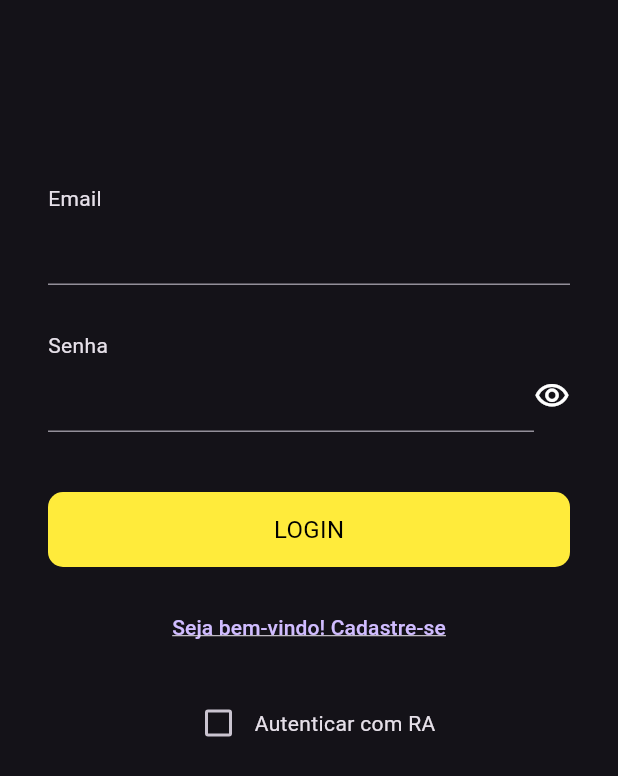
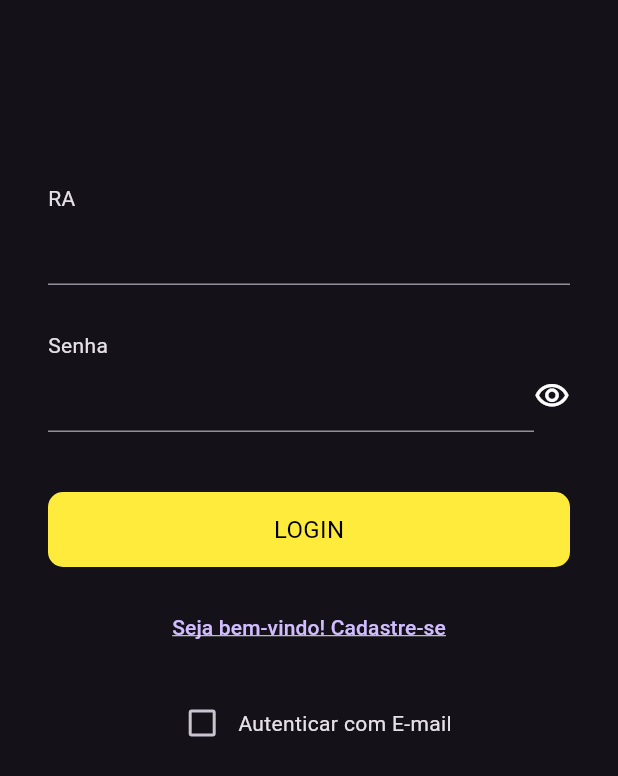
Before and after one commit to utfpr/carona-front, a Flutter app: the screen it shows after launch, on a phone screen of 412 x 824 dp. Shown: the top 776 px of the screen. Run offline on Flutter 3.47's test engine with Material 3 defaults, Android fonts, the phone set to English and light mode, and no system bars; missing offline and left inert: multiselect_formfield; accounts and stored records are empty.

Commit message:
feat: begin RA Auth

```diff
--- a/caronafront/lib/Pages/AuthUser.dart
+++ b/caronafront/lib/Pages/AuthUser.dart
@@ -1,6 +1,7 @@
 import 'package:caronafront/Pages/Racepage.dart';
 import 'package:caronafront/Pages/RegisterUser.dart';
 import 'package:caronafront/Pages/widget/ButtonBar.dart';
+import 'package:caronafront/Pages/widget/CheckText.dart';
 import 'package:caronafront/Pages/widget/TextformFieldAuthRegister.dart';
 import 'package:caronafront/Pages/widget/TextformFieldAuthRegisterPassword.dart';
 import 'package:caronafront/model/Provider/UpdateProviderText.dart';
@@ -95,7 +96,7 @@ class _MyWidgetState extends State<AuthUser> {
           "Seja bem-vindo! Cadastre-se",
           style: TextStyle(decoration: TextDecoration.underline),
         ));
-    final provider=Provider.of<UpdateProviderText>(context);
+    final provider = Provider.of<UpdateProviderText>(context);
     return Scaffold(
         body: Padding(
             padding: EdgeInsets.all(32),
@@ -109,7 +110,7 @@ class _MyWidgetState extends State<AuthUser> {
                   ),
                   TextFormFieldAuthRegister(
                       tipo: TextInputType.emailAddress,
-                      validate: (provider.check == false)
+                      validate: (provider.check == true)
                           ? validatoremail
                           : validatera,
                       legend: provider.campovalidate,
@@ -118,16 +119,16 @@ class _MyWidgetState extends State<AuthUser> {
                     height: 20,
                   ),
                   TextFormFieldAuthRegisterPassword(
-                        number: 0,
-                        tipo: TextInputType.name,
-                        validate: validatorpassword,
-                        legend: "Senha",
-                        controller: senha_text),
+                      number: 0,
+                      tipo: TextInputType.name,
+                      validate: validatorpassword,
+                      legend: "Senha",
+                      controller: senha_text),
                   SizedBox(
                     height: 40,
                   ),
                   GestureDetector(
-                    onTap: (provider.check == false)
+                    onTap: (provider.check == true)
                         ? () => authemail(ra_email.text, senha_text.text, key)
                         : () => authra(ra_email.text, senha_text.text, key),
                     child: ButtonBarNew(
@@ -143,23 +144,8 @@ class _MyWidgetState extends State<AuthUser> {
                   SizedBox(
                     height: 20,
                   ),
-                  Row(
-                    mainAxisAlignment: MainAxisAlignment.center,
-                    crossAxisAlignment: CrossAxisAlignment.center,
-                    children: [
-                      Checkbox(
-                          activeColor: Colors.white,
-                          value: provider.check,
-                          onChanged: (value) {
-                            if (value == true) {
-                              provider.setcampo("RA");
-                            } else {
-                              provider.setcampo("E-mail");
-                            }
-                          }),
-                      Text("Autenticar com RA")
-                    ],
-                  )
+                  CheckText(
+                      proverider: provider, legend: "Autenticar com E-mail")
                 ],
               ),
             )));
--- a/caronafront/lib/Pages/Raceregister.dart
+++ b/caronafront/lib/Pages/Raceregister.dart
@@ -1,4 +1,4 @@
-import 'package:caronafront/Pages/AuthUser.dart';
+
 import 'package:caronafront/Pages/CarHomePage.dart';
 import 'package:caronafront/Pages/HistoricPage.dart';
 import 'package:caronafront/Pages/Profile.dart';
@@ -20,7 +20,6 @@ import 'package:caronafront/servicos/APIservicesRace.dart';
 import 'package:caronafront/servicos/APIservicosCar.dart';
 import 'package:caronafront/servicos/APIsetvicosUser.dart';
 import 'package:flutter/material.dart';
-import 'package:http/http.dart';
 import 'package:provider/provider.dart';
 
 import '../model/Racemodel.dart';
--- /dev/null
+++ b/caronafront/lib/Pages/widget/CheckText.dart
@@ -0,0 +1,28 @@
+import 'package:caronafront/model/Provider/UpdateProviderText.dart';
+import 'package:flutter/material.dart';
+
+class CheckText extends StatelessWidget {
+  CheckText({required this.proverider, required this.legend, super.key});
+  String legend;
+  UpdateProviderText proverider;
+  @override
+  Widget build(BuildContext context) {
+    return Row(
+      mainAxisAlignment: MainAxisAlignment.center,
+      crossAxisAlignment: CrossAxisAlignment.center,
+      children: [
+        Checkbox(
+            activeColor: Colors.white,
+            value: proverider.check,
+            onChanged: (value) {
+              if (value == true) {
+                proverider.setname("E-mail");
+              } else {
+                proverider.setname("RA");
+              }
+            }),
+        Text(legend)
+      ],
+    );
+  }
+}
--- a/caronafront/lib/model/Provider/UpdateProviderText.dart
+++ b/caronafront/lib/model/Provider/UpdateProviderText.dart
@@ -2,7 +2,7 @@ import 'package:caronafront/model/Usermoel.dart';
 import 'package:flutter/material.dart';
 
 class UpdateProviderText with ChangeNotifier {
-  String _campovalidate="Email";
+  String _campovalidate="RA";
   bool _check=false;
   User? user=null;
   String get campovalidate=>_campovalidate;
@@ -11,7 +11,7 @@ class UpdateProviderText with ChangeNotifier {
     user!.havebutton=!user!.havebutton;
     notifyListeners();
   }
-  void setcampo(String value){
+  void setname(String value){
     _campovalidate=value;
     _check=!_check;
     notifyListeners();
```
Also changed, not shown: caronafront/lib/Pages/widget/Multiselect.dart (+1 -15 lines).
